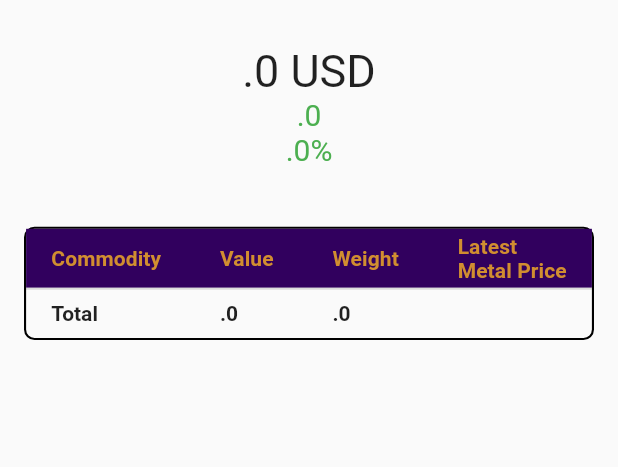
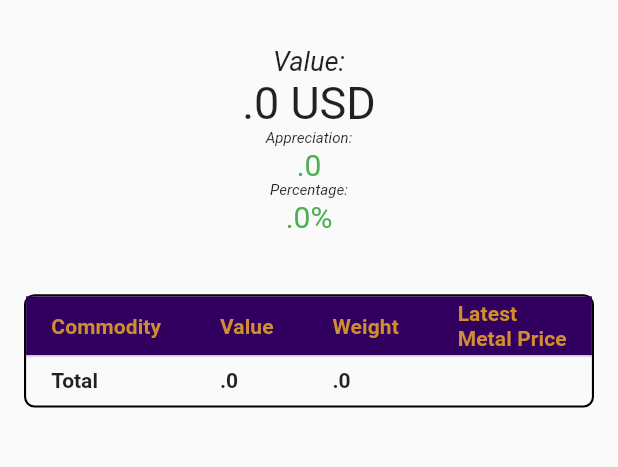
Before and after one commit to MisteryDush/ipm_app, a Flutter app: the Menu screen opened by its route, on a phone screen of 412 x 824 dp, the part 316-783 px from its top. Run offline on Flutter 3.47's test engine with Material 2 defaults, Android fonts, the phone set to English and light mode, and no system bars; our stand-ins replace shared_preferences; missing offline and left inert: forex_conversion, requests; accounts and stored records are empty.

Commit message:
Inserted 'value', 'appreciation' and 'percentage' text

```diff
--- a/lib/menu.dart
+++ b/lib/menu.dart
@@ -57,10 +57,22 @@ class Menu extends StatelessWidget {
                     Padding(
                         padding: EdgeInsets.zero,
                         child: Column(children: [
+                          Text('Value:',
+                          style: TextStyle(
+                            fontSize: 18,
+                            fontStyle: FontStyle.italic,
+                            ),
+                          ),
                           Text(
                             '${totalFormat.format(user.getTotalValue)} ${user.getChosenCurrency}',
                             style: TextStyle(
                               fontSize: 30,
+                            ),
+                          ),
+                          Text('Appreciation:',
+                            style: TextStyle(
+                              fontSize: 10,
+                              fontStyle: FontStyle.italic,
                             ),
                           ),
                           Text(
@@ -68,6 +80,12 @@ class Menu extends StatelessWidget {
                             style: TextStyle(
                               fontSize: 20,
                               color: getColor(user.getValueDifference),
+                            ),
+                          ),
+                          Text('Percentage:',
+                            style: TextStyle(
+                              fontSize: 10,
+                              fontStyle: FontStyle.italic,
                             ),
                           ),
                           Text(
```
